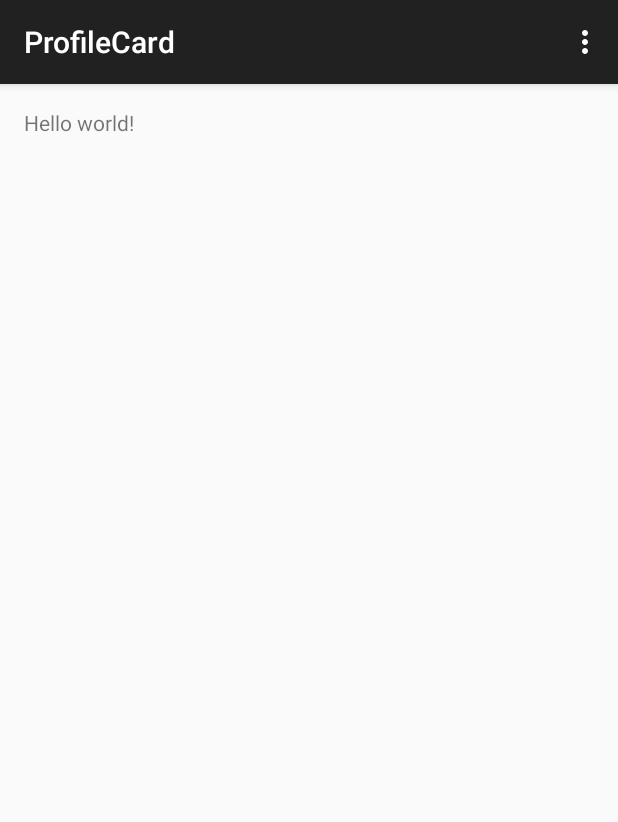
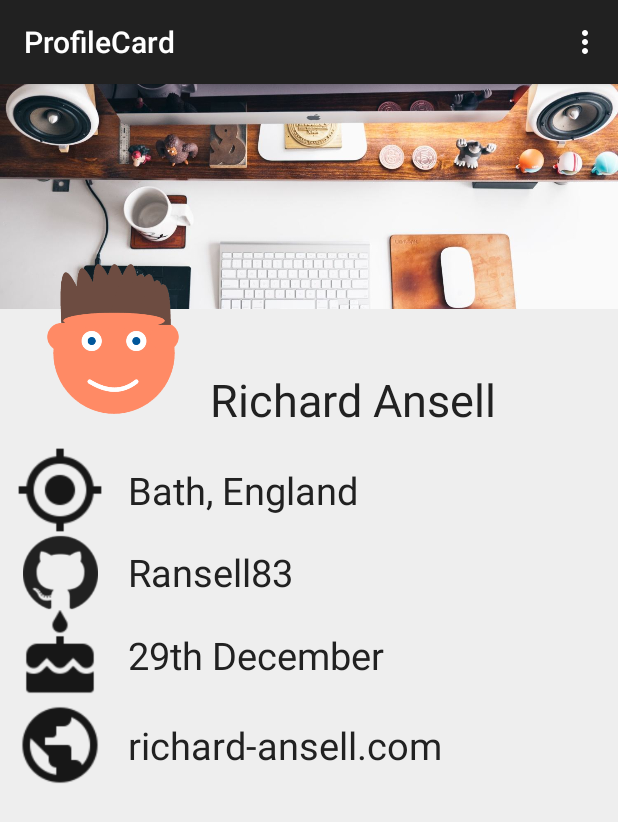
Before and after one commit to City-of-Bath-College/android-assignment-Ransell83, an Android app: the screen it shows after launch (MainActivity before the commit, ProfileCard after it), on a phone screen of 412 x 824 dp. Shown: the top 822 px of the screen. Run offline under Robolectric (Android 15) with nearby library versions, the light colour scheme and no system bars.

Commit message:
ProfileCard
My first profile card!

```diff
--- a/ProfileCard/app/src/main/AndroidManifest.xml
+++ b/ProfileCard/app/src/main/AndroidManifest.xml
@@ -8,7 +8,7 @@
         android:label="@string/app_name"
         android:theme="@style/AppTheme" >
         <activity
-            android:name=".MainActivity"
+            android:name=".ProfileCard"
             android:label="@string/app_name" >
             <intent-filter>
                 <action android:name="android.intent.action.MAIN" />
@@ -16,10 +16,6 @@
                 <category android:name="android.intent.category.LAUNCHER" />
             </intent-filter>
         </activity>
-        <activity
-            android:name=".ProfileActivity"
-            android:label="@string/title_activity_profile" >
-        </activity>
     </application>
 
 </manifest>
--- a/ProfileCard/app/src/main/java/profilecard/richard/dev/com/profilecard/MainActivity.java
+++ b/ProfileCard/app/src/main/java/profilecard/richard/dev/com/profilecard/ProfileCard.java
@@ -5,18 +5,18 @@ import android.os.Bundle;
 import android.view.Menu;
 import android.view.MenuItem;
 
-public class MainActivity extends AppCompatActivity {
+public class ProfileCard extends AppCompatActivity {
 
     @Override
     protected void onCreate(Bundle savedInstanceState) {
         super.onCreate(savedInstanceState);
-        setContentView(R.layout.activity_main);
+        setContentView(R.layout.activity_profile_card);
     }
 
     @Override
     public boolean onCreateOptionsMenu(Menu menu) {
         // Inflate the menu; this adds items to the action bar if it is present.
-        getMenuInflater().inflate(R.menu.menu_main, menu);
+        getMenuInflater().inflate(R.menu.menu_profile_card, menu);
         return true;
     }
 
--- a/ProfileCard/app/src/main/res/layout/activity_main.xml
+++ /dev/null
@@ -1,11 +0,0 @@
-<RelativeLayout xmlns:android="http://schemas.android.com/apk/res/android"
-    xmlns:tools="http://schemas.android.com/tools" android:layout_width="match_parent"
-    android:layout_height="match_parent" android:paddingLeft="@dimen/activity_horizontal_margin"
-    android:paddingRight="@dimen/activity_horizontal_margin"
-    android:paddingTop="@dimen/activity_vertical_margin"
-    android:paddingBottom="@dimen/activity_vertical_margin" tools:context=".MainActivity">
-
-    <TextView android:text="@string/hello_world" android:layout_width="wrap_content"
-        android:layout_height="wrap_content" />
-
-</RelativeLayout>
--- a/ProfileCard/app/src/main/res/menu/menu_main.xml
+++ b/ProfileCard/app/src/main/res/menu/menu_profile_card.xml
@@ -1,6 +1,6 @@
 <menu xmlns:android="http://schemas.android.com/apk/res/android"
     xmlns:app="http://schemas.android.com/apk/res-auto"
-    xmlns:tools="http://schemas.android.com/tools" tools:context=".MainActivity">
+    xmlns:tools="http://schemas.android.com/tools" tools:context=".ProfileCard">
     <item android:id="@+id/action_settings" android:title="@string/action_settings"
         android:orderInCategory="100" app:showAsAction="never" />
 </menu>
--- a/ProfileCard/app/src/main/res/values/strings.xml
+++ b/ProfileCard/app/src/main/res/values/strings.xml
@@ -3,5 +3,4 @@
 
     <string name="hello_world">Hello world!</string>
     <string name="action_settings">Settings</string>
-    <string name="title_activity_profile">ProfileActivity</string>
 </resources>
```
Also changed, not shown: ProfileCard/app/src/main/java/profilecard/richard/dev/com/profilecard/ProfileActivity.java (deleted, +0 -37 lines), ProfileCard/app/src/main/res/menu/menu_profile.xml (deleted, +0 -7 lines), ProfileCard/app/src/main/res/layout/activity_profile_card.xml (line endings or trailing spaces), ProfileCard/gradle/wrapper/gradle-wrapper.properties.
